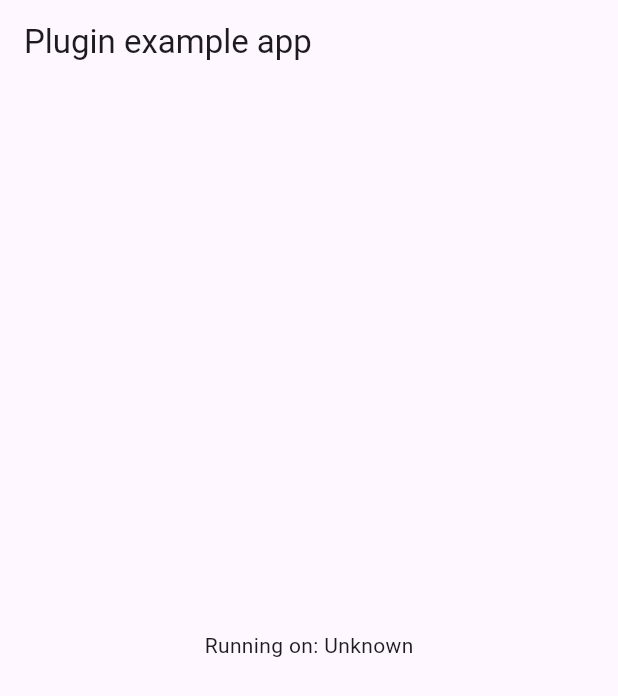
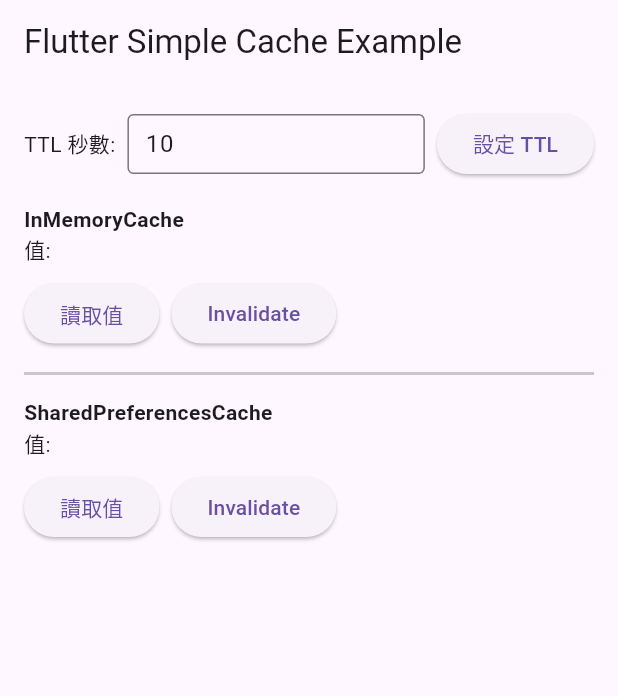
Before and after one commit to Maxron/simple_cached_value, a Flutter app: the screen it shows after launch, on a phone screen of 412 x 824 dp. Shown: the top 696 px of the screen. Run offline on Flutter 3.47's test engine with Material 3 defaults, Android fonts, the phone set to English and light mode, and no system bars; our stand-ins replace shared_preferences.

Commit message:
feat: update example

```diff
--- a/example/lib/main.dart
+++ b/example/lib/main.dart
@@ -1,7 +1,4 @@
 import 'package:flutter/material.dart';
-import 'dart:async';
-
-import 'package:flutter/services.dart';
 import 'package:simple_cached_value/simple_cached_value.dart';
 
 void main() {
@@ -16,34 +13,76 @@
 }
 
 class _MyAppState extends State<MyApp> {
-  String _platformVersion = 'Unknown';
-  final _simpleCachedValuePlugin = SimpleCachedValue();
+  String _memoryCacheRaw = '';
+  String _prefsCacheRaw = '';
+
+  late InMemoryCacheObject<String> _memoryCache;
+  SharedPreferencesCacheObject<String>? _prefsCache;
+  final TextEditingController _ttlController =
+      TextEditingController(text: '10');
 
   @override
   void initState() {
     super.initState();
-    initPlatformState();
+    _initializeCaches();
   }
 
-  // Platform messages are asynchronous, so we initialize in an async method.
-  Future<void> initPlatformState() async {
-    String platformVersion;
-    // Platform messages may fail, so we use a try/catch PlatformException.
-    // We also handle the message potentially returning null.
-    try {
-      platformVersion =
-          await _simpleCachedValuePlugin.getPlatformVersion() ?? 'Unknown platform version';
-    } on PlatformException {
-      platformVersion = 'Failed to get platform version.';
+  Duration _getUserTtl() {
+    final text = _ttlController.text;
+    final seconds = int.tryParse(text) ?? 10;
+    return Duration(seconds: seconds);
+  }
+
+  Future<void> _initializeCaches() async {
+    // In-memory cache
+    _memoryCache = InMemoryCacheObject<String>(
+      value: _getCurrentTimeString(),
+      ttl: _getUserTtl(),
+      valueProvider: () async => _getCurrentTimeString(),
+    );
+
+    // SharedPreferences cache
+    _prefsCache = SharedPreferencesCacheObject<String>(
+      cacheKeyPrefix: 'example',
+      ttl: _getUserTtl(),
+      fromString: (s) => s,
+      toString: (s) => s,
+      valueProvider: () async => _getCurrentTimeString(),
+    );
+  }
+
+  Future<void> _loadMemoryCache() async {
+    final value = await _memoryCache.getValue() ?? 'null';
+    setState(() {
+      _memoryCacheRaw = value;
+    });
+  }
+
+  Future<void> _loadPrefsCache() async {
+    if (_prefsCache != null) {
+      final value = await _prefsCache!.getValue() ?? 'null';
+      setState(() {
+        _prefsCacheRaw = value;
+      });
     }
+  }
 
-    // If the widget was removed from the tree while the asynchronous platform
-    // message was in flight, we want to discard the reply rather than calling
-    // setState to update our non-existent appearance.
-    if (!mounted) return;
+  String _getCurrentTimeString() {
+    final now = DateTime.now();
+    return '${now.hour.toString().padLeft(2, '0')}:${now.minute.toString().padLeft(2, '0')}:${now.second.toString().padLeft(2, '0')}';
+  }
 
+  void _invalidateMemoryCache() {
+    _memoryCache.invalidate();
     setState(() {
-      _platformVersion = platformVersion;
+      _memoryCacheRaw = '';
+    });
+  }
+
+  void _invalidatePrefsCache() {
+    _prefsCache?.invalidate();
+    setState(() {
+      _prefsCacheRaw = '';
     });
   }
 
@@ -52,10 +91,86 @@
     return MaterialApp(
       home: Scaffold(
         appBar: AppBar(
-          title: const Text('Plugin example app'),
+          title: const Text('Flutter Simple Cache Example'),
         ),
-        body: Center(
-          child: Text('Running on: $_platformVersion\n'),
+        body: Padding(
+          padding: const EdgeInsets.all(16.0),
+          child: Column(
+            crossAxisAlignment: CrossAxisAlignment.start,
+            children: [
+              // TTL TextField (shared for both caches)
+              Row(
+                children: [
+                  const Text('TTL 秒數:'),
+                  const SizedBox(width: 8),
+                  Expanded(
+                    child: TextField(
+                      controller: _ttlController,
+                      keyboardType: TextInputType.number,
+                      decoration: const InputDecoration(
+                        border: OutlineInputBorder(),
+                        isDense: true,
+                        contentPadding:
+                            EdgeInsets.symmetric(vertical: 8, horizontal: 8),
+                      ),
+                      onSubmitted: (_) async {
+                        await _initializeCaches();
+                        setState(() {});
+                      },
+                    ),
+                  ),
+                  const SizedBox(width: 8),
+                  ElevatedButton(
+                    onPressed: () async {
+                      await _initializeCaches();
+                      setState(() {});
+                    },
+                    child: const Text('設定 TTL'),
+                  ),
+                ],
+              ),
+              const SizedBox(height: 16),
+              const Text(
+                'InMemoryCache',
+                style: TextStyle(fontWeight: FontWeight.bold),
+              ),
+              Text('值: $_memoryCacheRaw'),
+              const SizedBox(height: 8),
+              Row(
+                children: [
+                  ElevatedButton(
+                    onPressed: _loadMemoryCache,
+                    child: const Text('讀取值'),
+                  ),
+                  const SizedBox(width: 8),
+                  ElevatedButton(
+                    onPressed: _invalidateMemoryCache,
+                    child: const Text('Invalidate'),
+                  ),
+                ],
+              ),
+              const Divider(height: 32, thickness: 2),
+              const Text(
+                'SharedPreferencesCache',
+                style: TextStyle(fontWeight: FontWeight.bold),
+              ),
+              Text('值: $_prefsCacheRaw'),
+              const SizedBox(height: 8),
+              Row(
+                children: [
+                  ElevatedButton(
+                    onPressed: _loadPrefsCache,
+                    child: const Text('讀取值'),
+                  ),
+                  const SizedBox(width: 8),
+                  ElevatedButton(
+                    onPressed: _invalidatePrefsCache,
+                    child: const Text('Invalidate'),
+                  ),
+                ],
+              ),
+            ],
+          ),
         ),
       ),
     );
```
Also changed, not shown: example/pubspec.lock, 29 other files.
